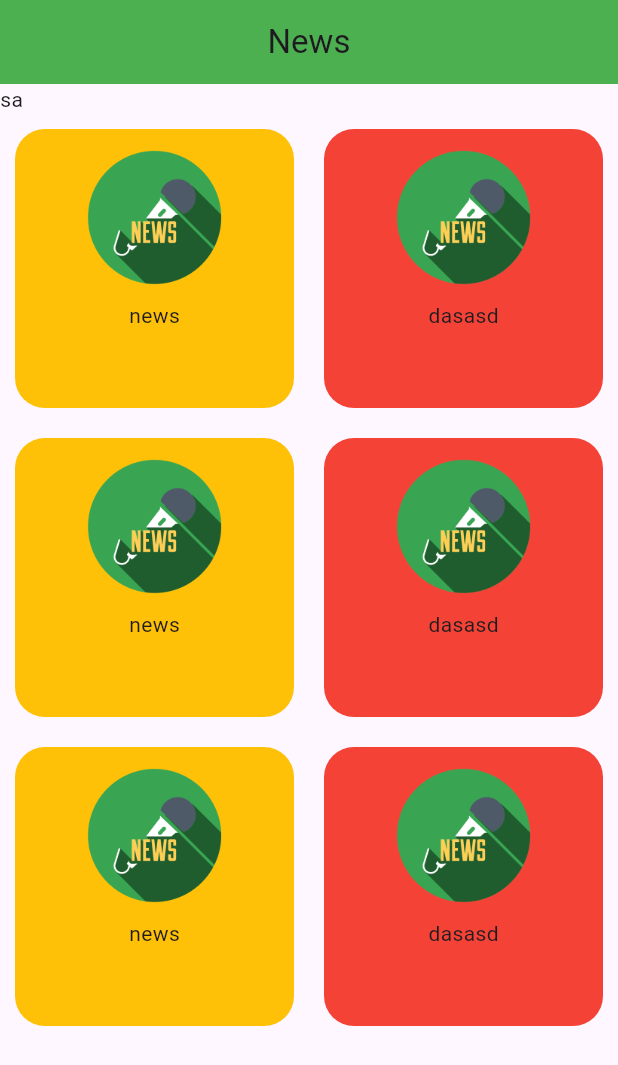
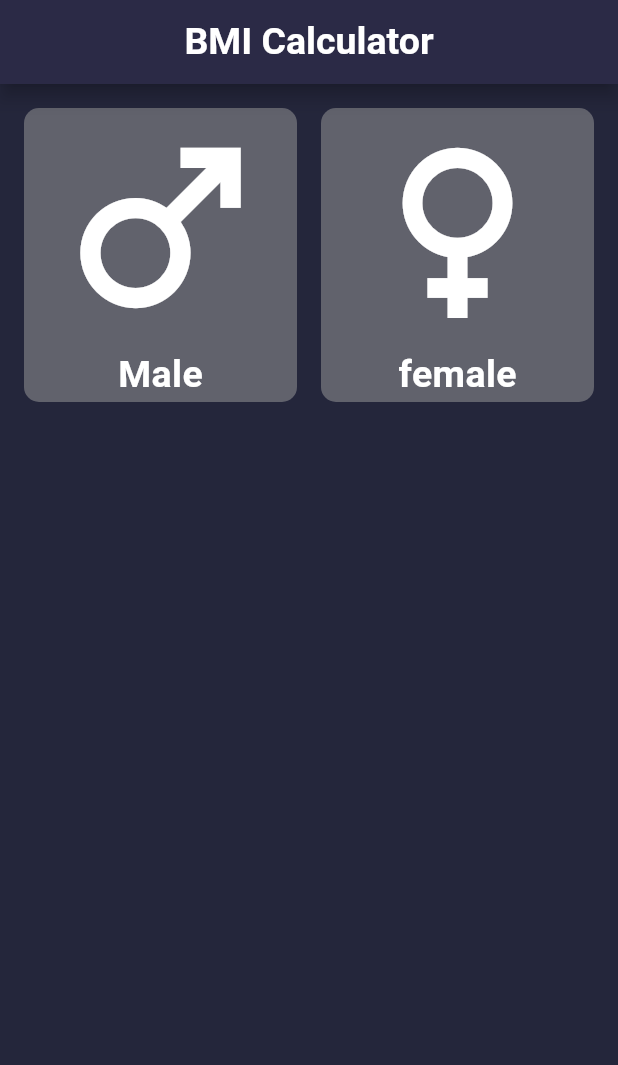
Before and after one commit to kareemtoson12/nti6, a Flutter app: the screen it shows after launch, on a phone screen of 412 x 824 dp. Shown: the top 1065 px of the screen. Run offline on Flutter 3.47's test engine with Material 3 defaults, Android fonts, the phone set to English and light mode, and no system bars.

Commit message:
bmi gender selection section

```diff
--- /dev/null
+++ b/lib/core/colors_manager.dart
@@ -0,0 +1,8 @@
+// Karim Toson || kareemtoson1@gmail.com || Mon Jun 22 2026 16:57:25
+
+import 'package:flutter/material.dart';
+
+class ColorsManager {
+  static const Color primryColor = Color(0xff24263B);
+  static const Color secondColor = Color(0xffE83D67);
+}
--- /dev/null
+++ b/lib/core/styels_manger.dart
@@ -0,0 +1,11 @@
+// Karim Toson || kareemtoson1@gmail.com || Mon Jun 22 2026 16:57:36
+
+import 'package:flutter/material.dart';
+
+class StyelsManger {
+  static const TextStyle whiteBold25 = TextStyle(
+    color: Colors.white,
+    fontWeight: FontWeight.bold,
+    fontSize: 25,
+  );
+}
--- /dev/null
+++ b/lib/features/input/input_screen.dart
@@ -0,0 +1,61 @@
+// Karim Toson || kareemtoson1@gmail.com || Mon Jun 22 2026 17:05:14
+
+import 'package:flutter/material.dart';
+import 'package:nti6/core/colors_manager.dart';
+import 'package:nti6/core/styels_manger.dart';
+import 'package:nti6/features/input/widgets/gender_selection.dart';
+
+class InputScreen extends StatefulWidget {
+  const InputScreen({super.key});
+
+  @override
+  State<InputScreen> createState() => _InputScreenState();
+}
+
+class _InputScreenState extends State<InputScreen> {
+  String gender = '';
+  @override
+  Widget build(BuildContext context) {
+    return Scaffold(
+      backgroundColor: ColorsManager.primryColor,
+      appBar: AppBar(
+        elevation: 5,
+        shadowColor: Colors.black,
+        centerTitle: true,
+        backgroundColor: ColorsManager.primryColor,
+        title: Text('BMI Calculator', style: StyelsManger.whiteBold25),
+      ),
+      body: Padding(
+        padding: const EdgeInsets.all(8.0),
+        child: Column(
+          children: [
+            Row(
+              children: [
+                GenderSelection(
+                  genderIcon: Icons.male,
+                  genderName: 'Male',
+                  isSelected: gender == 'Male',
+                  onTap: () {
+                    setState(() {
+                      gender = 'Male';
+                    });
+                  },
+                ),
+                GenderSelection(
+                  genderIcon: Icons.female,
+                  genderName: 'female',
+                  isSelected: gender == 'female',
+                  onTap: () {
+                    setState(() {
+                      gender = 'female';
+                    });
+                  },
+                ),
+              ],
+            ),
+          ],
+        ),
+      ),
+    );
+  }
+}
--- /dev/null
+++ b/lib/features/input/widgets/gender_selection.dart
@@ -0,0 +1,44 @@
+// Karim Toson || kareemtoson1@gmail.com || Mon Jun 22 2026 17:32:09
+
+import 'package:flutter/material.dart';
+import 'package:nti6/core/colors_manager.dart';
+import 'package:nti6/core/styels_manger.dart';
+
+class GenderSelection extends StatelessWidget {
+  final IconData genderIcon;
+  final String genderName;
+  final Function() onTap;
+  final bool isSelected;
+
+  const GenderSelection({
+    super.key,
+    required this.genderName,
+    required this.genderIcon,
+    required this.onTap,
+    required this.isSelected,
+  });
+
+  @override
+  Widget build(BuildContext context) {
+    return Expanded(
+      child: GestureDetector(
+        onTap: onTap,
+        child: Container(
+          margin: EdgeInsets.all(8),
+          decoration: BoxDecoration(
+            borderRadius: BorderRadius.circular(10),
+            color: isSelected
+                ? ColorsManager.secondColor
+                : Colors.grey.withValues(alpha: 0.5),
+          ),
+          child: Column(
+            children: [
+              Icon(genderIcon, size: 160, color: Colors.white),
+              Text(genderName, style: StyelsManger.whiteBold25),
+            ],
+          ),
+        ),
+      ),
+    );
+  }
+}
--- a/lib/main.dart
+++ b/lib/main.dart
@@ -1,96 +1,15 @@
 import 'package:flutter/material.dart';
+import 'package:nti6/features/input/input_screen.dart';
 
 void main() {
-  runApp(MyApp());
+  runApp(BMI());
 }
 
-class MyApp extends StatelessWidget {
-  const MyApp({super.key});
+class BMI extends StatelessWidget {
+  const BMI({super.key});
 
   @override
   Widget build(BuildContext context) {
-    return MaterialApp(home: HomeScreen());
+    return MaterialApp(home: InputScreen());
   }
 }
-
-class SplashScreen extends StatelessWidget {
-  const SplashScreen({super.key});
-
-  @override
-  Widget build(BuildContext context) {
-    return Scaffold(
-      appBar: AppBar(
-        leading: Icon(Icons.add_ic_call_outlined),
-        backgroundColor: Colors.green,
-        title: Text('News'),
-        centerTitle: true,
-        actions: [
-          Icon(Icons.add_ic_call_outlined),
-          Icon(Icons.add_ic_call_outlined),
-          Icon(Icons.add_ic_call_outlined),
-        ],
-      ),
-      body: Center(child: Image.asset('assets/splash.png', width: 100)),
-    );
-  }
-}
-
-class HomeScreen extends StatelessWidget {
-  const HomeScreen({super.key});
-
-  @override
-  Widget build(BuildContext context) {
-    return Scaffold(
-      appBar: AppBar(
-        title: Text('News'),
-        backgroundColor: Colors.green,
-        centerTitle: true,
-      ),
-
-      body: Column(
-        children: [
-          Row(children: [Text('sa')]),
-          Expanded(
-            child: GridView.count(
-              crossAxisCount: 2,
-              children: [
-                CustomCategory(colors: Colors.amber, title: 'news'),
-
-                CustomCategory(colors: Colors.red, title: 'dasasd'),
-                CustomCategory(colors: Colors.amber, title: 'news'),
-
-                CustomCategory(colors: Colors.red, title: 'dasasd'),
-                CustomCategory(colors: Colors.amber, title: 'news'),
-
-                CustomCategory(colors: Colors.red, title: 'dasasd'),
-              ],
-            ),
-          ),
-        ],
-      ),
-    );
-  }
-}
-
-class CustomCategory extends StatelessWidget {
-  final Color colors;
-  final String title;
-
-  const CustomCategory({super.key, required this.colors, required this.title});
-
-  @override
-  Widget build(BuildContext context) {
-    return Container(
-      margin: EdgeInsets.all(10),
-      padding: EdgeInsets.all(10),
-      decoration: BoxDecoration(
-        color: colors,
-        borderRadius: BorderRadius.circular(20),
-      ),
-
-      child: Column(
-        children: [Image.asset('assets/splash.png', width: 100), Text(title)],
-      ),
-    );
-  }
-}
```
